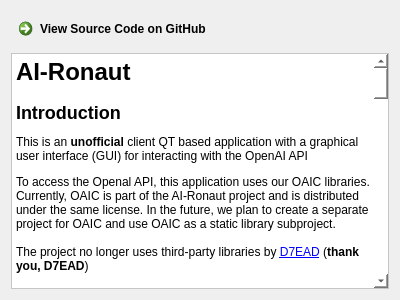
First picture: the form in PageAboutPage.ui, repository asianirish/AI-Ronaut, before the edit.
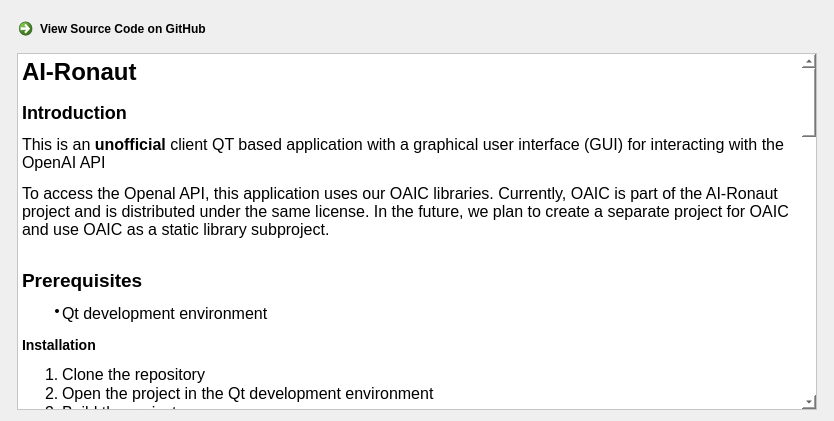
Second picture: the form after the edit.

Commit message: update PageAboutPage content according to changes in README

The edit to the form file:
```diff
--- a/PageAboutPage.ui
+++ b/PageAboutPage.ui
@@ -6,16 +6,22 @@
    <rect>
     <x>0</x>
     <y>0</y>
-    <width>400</width>
-    <height>300</height>
+    <width>830</width>
+    <height>421</height>
    </rect>
   </property>
   <property name="windowTitle">
    <string>Form</string>
   </property>
   <layout class="QGridLayout" name="gridLayout">
-   <item row="1" column="0">
+   <item row="1" column="1" colspan="2">
     <widget class="QTextBrowser" name="textBrowser">
+     <property name="minimumSize">
+      <size>
+       <width>800</width>
+       <height>0</height>
+      </size>
+     </property>
      <property name="styleSheet">
       <string notr="true">background-color: rgb(255, 255, 255);</string>
      </property>
@@ -26,47 +32,90 @@
 hr { height: 1px; border-width: 0; }
 li.unchecked::marker { content: &quot;\2610&quot;; }
 li.checked::marker { content: &quot;\2612&quot;; }
-&lt;/style&gt;&lt;/head&gt;&lt;body style=&quot; font-family:'Segoe UI'; font-size:9pt; font-weight:400; font-style:normal;&quot;&gt;
-&lt;h1 style=&quot; margin-top:18px; margin-bottom:12px; margin-left:0px; margin-right:0px; -qt-block-indent:0; text-indent:0px;&quot;&gt;&lt;span style=&quot; font-size:xx-large; font-weight:700;&quot;&gt;AI-Ronaut&lt;/span&gt;&lt;/h1&gt;
-&lt;h2 style=&quot; margin-top:16px; margin-bottom:12px; margin-left:0px; margin-right:0px; -qt-block-indent:0; text-indent:0px;&quot;&gt;&lt;a name=&quot;user-content-introduction&quot;&gt;&lt;/a&gt;&lt;span style=&quot; font-size:x-large; font-weight:700;&quot;&gt;I&lt;/span&gt;&lt;span style=&quot; font-size:x-large; font-weight:700;&quot;&gt;ntroduction&lt;/span&gt;&lt;/h2&gt;
-&lt;p style=&quot; margin-top:12px; margin-bottom:12px; margin-left:0px; margin-right:0px; -qt-block-indent:0; text-indent:0px;&quot;&gt;This is an &lt;span style=&quot; font-weight:700;&quot;&gt;unofficial&lt;/span&gt; client QT based application with a graphical user interface (GUI) for interacting with the OpenAI API&lt;/p&gt;
-&lt;p style=&quot; margin-top:12px; margin-bottom:12px; margin-left:0px; margin-right:0px; -qt-block-indent:0; text-indent:0px;&quot;&gt;To access the Openal API, this application uses our OAIC libraries. Currently, OAIC is part of the AI-Ronaut project and is distributed under the same license. In the future, we plan to create a separate project for OAIC and use OAIC as a static library subproject. &lt;br /&gt;&lt;br /&gt;The project no longer uses third-party libraries by &lt;a href=&quot;https://github.com/D7EAD/liboai&quot;&gt;&lt;span style=&quot; text-decoration: underline; color:#0000ff;&quot;&gt;D7EAD&lt;/span&gt;&lt;/a&gt; (&lt;span style=&quot; font-weight:700;&quot;&gt;thank you, D7EAD&lt;/span&gt;)&lt;/p&gt;
-&lt;h3 style=&quot; margin-top:14px; margin-bottom:12px; margin-left:0px; margin-right:0px; -qt-block-indent:0; text-indent:0px;&quot;&gt;&lt;a name=&quot;user-content-prerequisites&quot;&gt;&lt;/a&gt;&lt;span style=&quot; font-size:large; font-weight:700;&quot;&gt;P&lt;/span&gt;&lt;span style=&quot; font-size:large; font-weight:700;&quot;&gt;rerequisites&lt;/span&gt;&lt;/h3&gt;
+&lt;/style&gt;&lt;/head&gt;&lt;body style=&quot; font-family:'Noto Sans'; font-size:12pt; font-weight:400; font-style:normal;&quot;&gt;
+&lt;h1 style=&quot; margin-top:18px; margin-bottom:12px; margin-left:0px; margin-right:0px; -qt-block-indent:0; text-indent:0px;&quot;&gt;&lt;span style=&quot; font-family:'Segoe UI'; font-size:9pt; font-weight:700;&quot;&gt;AI-Ronaut&lt;/span&gt;&lt;/h1&gt;
+&lt;h2 style=&quot; margin-top:16px; margin-bottom:12px; margin-left:0px; margin-right:0px; -qt-block-indent:0; text-indent:0px;&quot;&gt;&lt;a name=&quot;user-content-introduction&quot;&gt;&lt;/a&gt;&lt;span style=&quot; font-family:'Segoe UI'; font-size:9pt; font-weight:700;&quot;&gt;I&lt;/span&gt;&lt;span style=&quot; font-family:'Segoe UI'; font-size:9pt; font-weight:700;&quot;&gt;ntroduction&lt;/span&gt;&lt;/h2&gt;
+&lt;p style=&quot; margin-top:12px; margin-bottom:12px; margin-left:0px; margin-right:0px; -qt-block-indent:0; text-indent:0px;&quot;&gt;&lt;span style=&quot; font-family:'Segoe UI';&quot;&gt;This is an &lt;/span&gt;&lt;span style=&quot; font-family:'Segoe UI'; font-weight:700;&quot;&gt;unofficial&lt;/span&gt;&lt;span style=&quot; font-family:'Segoe UI';&quot;&gt; client QT based application with a graphical user interface (GUI) for interacting with the OpenAI API&lt;/span&gt;&lt;/p&gt;
+&lt;p style=&quot; margin-top:12px; margin-bottom:12px; margin-left:0px; margin-right:0px; -qt-block-indent:0; text-indent:0px;&quot;&gt;&lt;span style=&quot; font-family:'Segoe UI';&quot;&gt;To access the Openal API, this application uses our OAIC libraries. Currently, OAIC is part of the AI-Ronaut project and is distributed under the same license. In the future, we plan to create a separate project for OAIC and use OAIC as a static library subproject. &lt;br /&gt;&lt;/span&gt;&lt;/p&gt;
+&lt;p style=&quot; margin-top:12px; margin-bottom:12px; margin-left:0px; margin-right:0px; -qt-block-indent:0; text-indent:0px;&quot;&gt;&lt;a name=&quot;user-content-prerequisites&quot;&gt;&lt;/a&gt;&lt;span style=&quot; font-family:'Segoe UI'; font-size:14pt; font-weight:700;&quot;&gt;P&lt;/span&gt;&lt;span style=&quot; font-family:'Segoe UI'; font-size:14pt; font-weight:700;&quot;&gt;rerequisites&lt;/span&gt;&lt;/p&gt;
 &lt;ul style=&quot;margin-top: 0px; margin-bottom: 0px; margin-left: 0px; margin-right: 0px; -qt-list-indent: 1;&quot;&gt;
-&lt;li style=&quot; margin-top:12px; margin-bottom:12px; margin-left:0px; margin-right:0px; -qt-block-indent:0; text-indent:0px;&quot;&gt;Qt development environment&lt;/li&gt;&lt;/ul&gt;
-&lt;h3 style=&quot; margin-top:14px; margin-bottom:12px; margin-left:0px; margin-right:0px; -qt-block-indent:0; text-indent:0px;&quot;&gt;&lt;a name=&quot;user-content-installation&quot;&gt;&lt;/a&gt;&lt;span style=&quot; font-size:large; font-weight:700;&quot;&gt;I&lt;/span&gt;&lt;span style=&quot; font-size:large; font-weight:700;&quot;&gt;nstallation&lt;/span&gt;&lt;/h3&gt;
+&lt;li style=&quot; font-family:'Segoe UI'; font-size:9pt;&quot; style=&quot; margin-top:12px; margin-bottom:12px; margin-left:0px; margin-right:0px; -qt-block-indent:0; text-indent:0px;&quot;&gt;&lt;span style=&quot; font-size:12pt;&quot;&gt;Qt development environment&lt;/span&gt;&lt;/li&gt;&lt;/ul&gt;
+&lt;h3 style=&quot; margin-top:14px; margin-bottom:12px; margin-left:0px; margin-right:0px; -qt-block-indent:0; text-indent:0px;&quot;&gt;&lt;a name=&quot;user-content-installation&quot;&gt;&lt;/a&gt;&lt;span style=&quot; font-family:'Segoe UI'; font-size:9pt; font-weight:700;&quot;&gt;I&lt;/span&gt;&lt;span style=&quot; font-family:'Segoe UI'; font-size:9pt; font-weight:700;&quot;&gt;nstallation&lt;/span&gt;&lt;/h3&gt;
 &lt;ol style=&quot;margin-top: 0px; margin-bottom: 0px; margin-left: 0px; margin-right: 0px; -qt-list-indent: 1;&quot;&gt;
-&lt;li style=&quot; margin-top:12px; margin-bottom:0px; margin-left:0px; margin-right:0px; -qt-block-indent:0; text-indent:0px;&quot;&gt;Clone the repository&lt;/li&gt;
-&lt;li style=&quot; margin-top:0px; margin-bottom:0px; margin-left:0px; margin-right:0px; -qt-block-indent:0; text-indent:0px;&quot;&gt;Open the project in the Qt development environment&lt;/li&gt;
-&lt;li style=&quot; margin-top:0px; margin-bottom:12px; margin-left:0px; margin-right:0px; -qt-block-indent:0; text-indent:0px;&quot;&gt;Build the project&lt;/li&gt;&lt;/ol&gt;
-&lt;h2 style=&quot; margin-top:16px; margin-bottom:12px; margin-left:0px; margin-right:0px; -qt-block-indent:0; text-indent:0px;&quot;&gt;&lt;a name=&quot;user-content-usage&quot;&gt;&lt;/a&gt;&lt;span style=&quot; font-size:x-large; font-weight:700;&quot;&gt;U&lt;/span&gt;&lt;span style=&quot; font-size:x-large; font-weight:700;&quot;&gt;sage&lt;/span&gt;&lt;/h2&gt;
-&lt;p style=&quot; margin-top:12px; margin-bottom:12px; margin-left:0px; margin-right:0px; -qt-block-indent:0; text-indent:0px;&quot;&gt;After successfully building the project, you need to set an environment variable called &lt;span style=&quot; font-weight:700;&quot;&gt;OPENAI_API_KEY&lt;/span&gt; with the value of the key obtained from the OpenAI API.&lt;/p&gt;
-&lt;h2 style=&quot; margin-top:16px; margin-bottom:12px; margin-left:0px; margin-right:0px; -qt-block-indent:0; text-indent:0px;&quot;&gt;&lt;a name=&quot;user-content-efficient-client-side-computations&quot;&gt;&lt;/a&gt;&lt;span style=&quot; font-size:x-large; font-weight:700;&quot;&gt;E&lt;/span&gt;&lt;span style=&quot; font-size:x-large; font-weight:700;&quot;&gt;fficient Client-Side Computations&lt;/span&gt;&lt;/h2&gt;
-&lt;p style=&quot; margin-top:12px; margin-bottom:12px; margin-left:0px; margin-right:0px; -qt-block-indent:0; text-indent:0px;&quot;&gt;A distinctive advantage of our C++ client lies in its ability to handle intensive computations on the client side, independent of the OpenAI API. This allows for significant performance benefits, particularly for applications that require high computational power and efficiency. As we move forward, we plan to further optimize and enhance this feature, to provide an even more powerful tool for your AI development needs.&lt;/p&gt;
-&lt;h2 style=&quot; margin-top:16px; margin-bottom:12px; margin-left:0px; margin-right:0px; -qt-block-indent:0; text-indent:0px;&quot;&gt;&lt;a name=&quot;user-content-licenses&quot;&gt;&lt;/a&gt;&lt;span style=&quot; font-size:x-large; font-weight:700;&quot;&gt;L&lt;/span&gt;&lt;span style=&quot; font-size:x-large; font-weight:700;&quot;&gt;icenses&lt;/span&gt;&lt;/h2&gt;
-&lt;p style=&quot; margin-top:12px; margin-bottom:12px; margin-left:0px; margin-right:0px; -qt-block-indent:0; text-indent:0px;&quot;&gt;This project is distributed under two licenses: the &lt;a href=&quot;https://creativecommons.org/licenses/by-nc-sa/4.0/legalcode.txt&quot;&gt;&lt;span style=&quot; text-decoration: underline; color:#0000ff;&quot;&gt;CC BY-NC-SA&lt;/span&gt;&lt;/a&gt; License and a commercial license. This means:&lt;/p&gt;
+&lt;li style=&quot; font-family:'Segoe UI';&quot; style=&quot; margin-top:12px; margin-bottom:0px; margin-left:0px; margin-right:0px; -qt-block-indent:0; text-indent:0px;&quot;&gt;Clone the repository&lt;/li&gt;
+&lt;li style=&quot; font-family:'Segoe UI';&quot; style=&quot; margin-top:0px; margin-bottom:0px; margin-left:0px; margin-right:0px; -qt-block-indent:0; text-indent:0px;&quot;&gt;Open the project in the Qt development environment&lt;/li&gt;
+&lt;li style=&quot; font-family:'Segoe UI';&quot; style=&quot; margin-top:0px; margin-bottom:12px; margin-left:0px; margin-right:0px; -qt-block-indent:0; text-indent:0px;&quot;&gt;Build the project&lt;/li&gt;&lt;/ol&gt;
+&lt;h2 style=&quot; margin-top:16px; margin-bottom:12px; margin-left:0px; margin-right:0px; -qt-block-indent:0; text-indent:0px;&quot;&gt;&lt;a name=&quot;user-content-usage&quot;&gt;&lt;/a&gt;&lt;span style=&quot; font-family:'Segoe UI'; font-size:9pt; font-weight:700;&quot;&gt;U&lt;/span&gt;&lt;span style=&quot; font-family:'Segoe UI'; font-size:9pt; font-weight:700;&quot;&gt;sage&lt;/span&gt;&lt;/h2&gt;
+&lt;p style=&quot; margin-top:12px; margin-bottom:12px; margin-left:0px; margin-right:0px; -qt-block-indent:0; text-indent:0px;&quot;&gt;&lt;span style=&quot; font-family:'Segoe UI';&quot;&gt;After successfully building the project, you need to set an environment variable called &lt;/span&gt;&lt;span style=&quot; font-family:'Segoe UI'; font-weight:700;&quot;&gt;OPENAI_API_KEY&lt;/span&gt;&lt;span style=&quot; font-family:'Segoe UI';&quot;&gt; with the value of the key obtained from the OpenAI API.&lt;/span&gt;&lt;/p&gt;
+&lt;h2 style=&quot; margin-top:16px; margin-bottom:12px; margin-left:0px; margin-right:0px; -qt-block-indent:0; text-indent:0px;&quot;&gt;&lt;a name=&quot;user-content-efficient-client-side-computations&quot;&gt;&lt;/a&gt;&lt;span style=&quot; font-family:'Segoe UI'; font-size:9pt; font-weight:700;&quot;&gt;E&lt;/span&gt;&lt;span style=&quot; font-family:'Segoe UI'; font-size:9pt; font-weight:700;&quot;&gt;fficient Client-Side Computations&lt;/span&gt;&lt;/h2&gt;
+&lt;p style=&quot; margin-top:12px; margin-bottom:12px; margin-left:0px; margin-right:0px; -qt-block-indent:0; text-indent:0px;&quot;&gt;&lt;span style=&quot; font-family:'Segoe UI';&quot;&gt;A distinctive advantage of our C++ client lies in its ability to handle intensive computations on the client side, independent of the OpenAI API. This allows for significant performance benefits, particularly for applications that require high computational power and efficiency. As we move forward, we plan to further optimize and enhance this feature, to provide an even more powerful tool for your AI development needs.&lt;/span&gt;&lt;/p&gt;
+&lt;h2 style=&quot; margin-top:16px; margin-bottom:12px; margin-left:0px; margin-right:0px; -qt-block-indent:0; text-indent:0px;&quot;&gt;&lt;span style=&quot; font-size:x-large; font-weight:700;&quot;&gt;Plugins&lt;/span&gt;&lt;/h2&gt;
+&lt;h3 style=&quot; margin-top:14px; margin-bottom:12px; margin-left:0px; margin-right:0px; -qt-block-indent:0; text-indent:0px;&quot;&gt;&lt;a name=&quot;user-content-overview&quot;&gt;&lt;/a&gt;&lt;span style=&quot; font-size:large; font-weight:700;&quot;&gt;O&lt;/span&gt;&lt;span style=&quot; font-size:large; font-weight:700;&quot;&gt;verview&lt;/span&gt;&lt;/h3&gt;
+&lt;p style=&quot; margin-top:12px; margin-bottom:12px; margin-left:0px; margin-right:0px; -qt-block-indent:0; text-indent:0px;&quot;&gt;Our application now supports third-party plugins in the form of dynamic libraries, both for Linux and Windows users. These plugins allow for enhanced flexibility and can be used to extend the functionality of the program.&lt;/p&gt;
+&lt;h3 style=&quot; margin-top:14px; margin-bottom:12px; margin-left:0px; margin-right:0px; -qt-block-indent:0; text-indent:0px;&quot;&gt;&lt;a name=&quot;user-content-creating-a-plugin&quot;&gt;&lt;/a&gt;&lt;span style=&quot; font-size:large; font-weight:700;&quot;&gt;C&lt;/span&gt;&lt;span style=&quot; font-size:large; font-weight:700;&quot;&gt;reating a Plugin&lt;/span&gt;&lt;/h3&gt;
+&lt;p style=&quot; margin-top:12px; margin-bottom:12px; margin-left:0px; margin-right:0px; -qt-block-indent:0; text-indent:0px;&quot;&gt;To create a plugin, developers need to create a class that inherits from the &lt;span style=&quot; font-family:'monospace';&quot;&gt;IRootObject&lt;/span&gt; interface class and override its virtual functions.&lt;/p&gt;
+&lt;p style=&quot; margin-top:12px; margin-bottom:12px; margin-left:0px; margin-right:0px; -qt-block-indent:0; text-indent:0px;&quot;&gt;Here is an example:&lt;/p&gt;
+&lt;p style=&quot; margin-top:12px; margin-bottom:0px; margin-left:0px; margin-right:0px; -qt-block-indent:0; text-indent:0px;&quot;&gt;&lt;span style=&quot; font-family:'monospace';&quot;&gt;class RootObject : public QObject, public IRootObject&lt;/span&gt;&lt;/p&gt;
+&lt;p style=&quot; margin-top:0px; margin-bottom:0px; margin-left:0px; margin-right:0px; -qt-block-indent:0; text-indent:0px;&quot;&gt;&lt;span style=&quot; font-family:'monospace';&quot;&gt;{&lt;/span&gt;&lt;/p&gt;
+&lt;p style=&quot; margin-top:0px; margin-bottom:0px; margin-left:0px; margin-right:0px; -qt-block-indent:0; text-indent:0px;&quot;&gt;&lt;span style=&quot; font-family:'monospace';&quot;&gt;    Q_OBJECT&lt;/span&gt;&lt;/p&gt;
+&lt;p style=&quot; margin-top:0px; margin-bottom:0px; margin-left:0px; margin-right:0px; -qt-block-indent:0; text-indent:0px;&quot;&gt;&lt;span style=&quot; font-family:'monospace';&quot;&gt;    Q_PLUGIN_METADATA(IID &amp;quot;org.asianirish.IRootObject&amp;quot; FILE &amp;quot;ExamplePlugin.json&amp;quot;)&lt;/span&gt;&lt;/p&gt;
+&lt;p style=&quot; margin-top:0px; margin-bottom:0px; margin-left:0px; margin-right:0px; -qt-block-indent:0; text-indent:0px;&quot;&gt;&lt;span style=&quot; font-family:'monospace';&quot;&gt;    Q_INTERFACES(IRootObject)&lt;/span&gt;&lt;/p&gt;
+&lt;p style=&quot; margin-top:0px; margin-bottom:0px; margin-left:0px; margin-right:0px; -qt-block-indent:0; text-indent:0px;&quot;&gt;&lt;span style=&quot; font-family:'monospace';&quot;&gt;public:&lt;/span&gt;&lt;/p&gt;
+&lt;p style=&quot; margin-top:0px; margin-bottom:0px; margin-left:0px; margin-right:0px; -qt-block-indent:0; text-indent:0px;&quot;&gt;&lt;span style=&quot; font-family:'monospace';&quot;&gt;    explicit RootObject(QObject *parent = nullptr);&lt;/span&gt;&lt;/p&gt;
+&lt;p style=&quot;-qt-paragraph-type:empty; margin-top:0px; margin-bottom:0px; margin-left:0px; margin-right:0px; -qt-block-indent:0; text-indent:0px; font-family:'monospace';&quot;&gt;&lt;br /&gt;&lt;/p&gt;
+&lt;p style=&quot; margin-top:0px; margin-bottom:0px; margin-left:0px; margin-right:0px; -qt-block-indent:0; text-indent:0px;&quot;&gt;&lt;span style=&quot; font-family:'monospace';&quot;&gt;    void doIt() const override;&lt;/span&gt;&lt;/p&gt;
+&lt;p style=&quot;-qt-paragraph-type:empty; margin-top:0px; margin-bottom:0px; margin-left:0px; margin-right:0px; -qt-block-indent:0; text-indent:0px; font-family:'monospace';&quot;&gt;&lt;br /&gt;&lt;/p&gt;
+&lt;p style=&quot; margin-top:0px; margin-bottom:0px; margin-left:0px; margin-right:0px; -qt-block-indent:0; text-indent:0px;&quot;&gt;&lt;span style=&quot; font-family:'monospace';&quot;&gt;    PageWidget *createPageWidget(QWidget *parent) const override;&lt;/span&gt;&lt;/p&gt;
+&lt;p style=&quot;-qt-paragraph-type:empty; margin-top:0px; margin-bottom:0px; margin-left:0px; margin-right:0px; -qt-block-indent:0; text-indent:0px; font-family:'monospace';&quot;&gt;&lt;br /&gt;&lt;/p&gt;
+&lt;p style=&quot; margin-top:0px; margin-bottom:0px; margin-left:0px; margin-right:0px; -qt-block-indent:0; text-indent:0px;&quot;&gt;&lt;span style=&quot; font-family:'monospace';&quot;&gt;    plg::Info pluginInfo() const override;&lt;/span&gt;&lt;/p&gt;
+&lt;p style=&quot;-qt-paragraph-type:empty; margin-top:0px; margin-bottom:0px; margin-left:0px; margin-right:0px; -qt-block-indent:0; text-indent:0px; font-family:'monospace';&quot;&gt;&lt;br /&gt;&lt;/p&gt;
+&lt;p style=&quot; margin-top:0px; margin-bottom:0px; margin-left:0px; margin-right:0px; -qt-block-indent:0; text-indent:0px;&quot;&gt;&lt;span style=&quot; font-family:'monospace';&quot;&gt;signals:&lt;/span&gt;&lt;/p&gt;
+&lt;p style=&quot;-qt-paragraph-type:empty; margin-top:0px; margin-bottom:0px; margin-left:0px; margin-right:0px; -qt-block-indent:0; text-indent:0px; font-family:'monospace';&quot;&gt;&lt;br /&gt;&lt;/p&gt;
+&lt;p style=&quot; margin-top:0px; margin-bottom:12px; margin-left:0px; margin-right:0px; -qt-block-indent:0; text-indent:0px;&quot;&gt;&lt;span style=&quot; font-family:'monospace';&quot;&gt;};&lt;/span&gt;&lt;/p&gt;
+&lt;h3 style=&quot; margin-top:14px; margin-bottom:12px; margin-left:0px; margin-right:0px; -qt-block-indent:0; text-indent:0px;&quot;&gt;&lt;a name=&quot;user-content-registering-and-using-a-plugin&quot;&gt;&lt;/a&gt;&lt;span style=&quot; font-size:large; font-weight:700;&quot;&gt;R&lt;/span&gt;&lt;span style=&quot; font-size:large; font-weight:700;&quot;&gt;egistering and Using a Plugin&lt;/span&gt;&lt;/h3&gt;
+&lt;p style=&quot; margin-top:12px; margin-bottom:12px; margin-left:0px; margin-right:0px; -qt-block-indent:0; text-indent:0px;&quot;&gt;To use a plugin, you first need to register it with the application. This can be done using the &lt;span style=&quot; font-family:'monospace';&quot;&gt;Register Plugin&lt;/span&gt; command, which copies the plugin file and records information about the plugin (title, description, author, plugin version, and plugin file hash code) in a database.&lt;/p&gt;
+&lt;p style=&quot; margin-top:12px; margin-bottom:12px; margin-left:0px; margin-right:0px; -qt-block-indent:0; text-indent:0px;&quot;&gt;After registering the plugin, the application will automatically verify its integrity at startup by checking its hash code. If the hash code in the database matches the hash code of the file, the application will open a tab with the plugin's widget.&lt;/p&gt;
+&lt;p style=&quot; margin-top:12px; margin-bottom:12px; margin-left:0px; margin-right:0px; -qt-block-indent:0; text-indent:0px;&quot;&gt;&lt;span style=&quot; font-weight:700;&quot;&gt;Note:&lt;/span&gt; If you encounter any issues or have any questions, please feel free to raise an issue on our GitHub repository. We value your feedback and contributions.&lt;/p&gt;
+&lt;p style=&quot; margin-top:12px; margin-bottom:12px; margin-left:0px; margin-right:0px; -qt-block-indent:0; text-indent:0px;&quot;&gt;Make sure that your plugins are compatible with the application's current version to avoid any potential issues.&lt;/p&gt;
+&lt;p style=&quot; margin-top:16px; margin-bottom:12px; margin-left:0px; margin-right:0px; -qt-block-indent:0; text-indent:0px;&quot;&gt;&lt;a name=&quot;user-content-licenses&quot;&gt;&lt;/a&gt;&lt;span style=&quot; font-family:'Segoe UI'; font-size:14pt; font-weight:700;&quot;&gt;L&lt;/span&gt;&lt;span style=&quot; font-family:'Segoe UI'; font-size:14pt; font-weight:700;&quot;&gt;icenses&lt;/span&gt;&lt;/p&gt;
+&lt;p style=&quot; margin-top:12px; margin-bottom:12px; margin-left:0px; margin-right:0px; -qt-block-indent:0; text-indent:0px;&quot;&gt;&lt;span style=&quot; font-family:'Segoe UI';&quot;&gt;This project is distributed under two licenses: the &lt;/span&gt;&lt;a href=&quot;https://creativecommons.org/licenses/by-nc-sa/4.0/legalcode.txt&quot;&gt;&lt;span style=&quot; font-family:'Segoe UI'; text-decoration: underline; color:#0000ff;&quot;&gt;CC BY-NC-SA&lt;/span&gt;&lt;/a&gt;&lt;span style=&quot; font-family:'Segoe UI';&quot;&gt; License and a commercial license. This means:&lt;/span&gt;&lt;/p&gt;
 &lt;ol style=&quot;margin-top: 0px; margin-bottom: 0px; margin-left: 0px; margin-right: 0px; -qt-list-indent: 1;&quot;&gt;
-&lt;li style=&quot; margin-top:12px; margin-bottom:0px; margin-left:0px; margin-right:0px; -qt-block-indent:0; text-indent:0px;&quot;&gt;You are free to use, modify, and distribute this project under the terms of the &lt;a href=&quot;https://creativecommons.org/licenses/by-nc-sa/4.0/legalcode.txt&quot;&gt;&lt;span style=&quot; text-decoration: underline; color:#0000ff;&quot;&gt;CC BY-NC-SA&lt;/span&gt;&lt;/a&gt; License.&lt;/li&gt;
-&lt;li style=&quot; margin-top:0px; margin-bottom:12px; margin-left:0px; margin-right:0px; -qt-block-indent:0; text-indent:0px;&quot;&gt;If you plan to use this project for commercial purposes, you need to obtain a commercial license. Please contact us at &lt;a href=&quot;mailto:asianirish@gmail.com&quot;&gt;&lt;span style=&quot; text-decoration: underline; color:#0000ff;&quot;&gt;asianirish@gmail.com&lt;/span&gt;&lt;/a&gt; for more information on the commercial license.&lt;/li&gt;&lt;/ol&gt;
-&lt;p style=&quot; margin-top:12px; margin-bottom:12px; margin-left:0px; margin-right:0px; -qt-block-indent:0; text-indent:0px;&quot;&gt;We aim to maintain the openness and accessibility of this project by providing the permissive &lt;a href=&quot;https://creativecommons.org/licenses/by-nc-sa/4.0/legalcode.txt&quot;&gt;&lt;span style=&quot; text-decoration: underline; color:#0000ff;&quot;&gt;CC BY-NC-SA&lt;/span&gt;&lt;/a&gt; License. However, we also understand that some organizations may be interested in commercial usage. We offer the option of a commercial license to provide additional support and development for the project.&lt;/p&gt;
-&lt;h2 style=&quot; margin-top:16px; margin-bottom:12px; margin-left:0px; margin-right:0px; -qt-block-indent:0; text-indent:0px;&quot;&gt;&lt;a name=&quot;user-content-future-plans&quot;&gt;&lt;/a&gt;&lt;span style=&quot; font-size:x-large; font-weight:700;&quot;&gt;F&lt;/span&gt;&lt;span style=&quot; font-size:x-large; font-weight:700;&quot;&gt;uture Plans&lt;/span&gt;&lt;/h2&gt;
-&lt;p style=&quot; margin-top:12px; margin-bottom:12px; margin-left:0px; margin-right:0px; -qt-block-indent:0; text-indent:0px;&quot;&gt;Our project is continuously evolving, and we have a number of exciting plans for the future. We are looking forward to implementing the following features:&lt;/p&gt;
-&lt;ol style=&quot;margin-top: 0px; margin-bottom: 0px; margin-left: 0px; margin-right: 0px; -qt-list-indent: 1;&quot;&gt;
-&lt;li style=&quot; margin-top:12px; margin-bottom:12px; margin-left:0px; margin-right:0px; -qt-block-indent:0; text-indent:0px;&quot;&gt;&lt;span style=&quot; font-weight:700;&quot;&gt;Developing an in-house QT-based library for accessing the OpenAI API:&lt;/span&gt; Our goal is to create a robust, efficient, and user-friendly library, built by our own team and tailored specifically for our project, making accessing the OpenAI API easier and more intuitive without relying on third-party libraries.&lt;/li&gt;
-&lt;li style=&quot; margin-top:12px; margin-bottom:12px; margin-left:0px; margin-right:0px; -qt-block-indent:0; text-indent:0px;&quot;&gt;&lt;span style=&quot; font-weight:700;&quot;&gt;Coordinating and integrating multiple AI models to create multi-component AI systems:&lt;/span&gt; We plan on utilizing multiple AI models in a cooperative fashion. This approach is aimed at overcoming certain limitations and crafting more complex and dynamic AI systems.&lt;/li&gt;
-&lt;li style=&quot; margin-top:12px; margin-bottom:12px; margin-left:0px; margin-right:0px; -qt-block-indent:0; text-indent:0px;&quot;&gt;&lt;span style=&quot; font-weight:700;&quot;&gt;Developing tools for AI research:&lt;/span&gt; We intend to design tools to assist in AI research, enabling researchers to train, test, and understand AI models more effectively.&lt;/li&gt;
-&lt;li style=&quot; margin-top:12px; margin-bottom:12px; margin-left:0px; margin-right:0px; -qt-block-indent:0; text-indent:0px;&quot;&gt;&lt;span style=&quot; font-weight:700;&quot;&gt;Creating educational tools:&lt;/span&gt; To foster learning and education in AI, we will be developing tools that can be used for training and educational purposes.&lt;/li&gt;
-&lt;li style=&quot; margin-top:12px; margin-bottom:12px; margin-left:0px; margin-right:0px; -qt-block-indent:0; text-indent:0px;&quot;&gt;&lt;span style=&quot; font-weight:700;&quot;&gt;Developing data analysis tools:&lt;/span&gt; We are planning to create tools to facilitate data analysis, which will aid in making sense of large volumes of data and deriving actionable insights.&lt;/li&gt;
-&lt;li style=&quot; margin-top:12px; margin-bottom:12px; margin-left:0px; margin-right:0px; -qt-block-indent:0; text-indent:0px;&quot;&gt;&lt;span style=&quot; font-weight:700;&quot;&gt;Creating tools for data visualization and AI results:&lt;/span&gt; We recognize the importance of understanding AI outputs. Therefore, we aim to develop tools that can visually represent data and AI results, making them easier to interpret.&lt;/li&gt;
-&lt;li style=&quot; margin-top:12px; margin-bottom:12px; margin-left:0px; margin-right:0px; -qt-block-indent:0; text-indent:0px;&quot;&gt;&lt;span style=&quot; font-weight:700;&quot;&gt;Developing intelligent decision-making systems:&lt;/span&gt; We intend to create systems that can analyze vast amounts of information and provide recommendations based on the analysis. This will involve the use of AI models to make informed decisions.&lt;/li&gt;&lt;/ol&gt;
-&lt;p style=&quot; margin-top:12px; margin-bottom:12px; margin-left:0px; margin-right:0px; -qt-block-indent:0; text-indent:0px;&quot;&gt;Our team is committed to realizing these plans and continuously improving the project. We believe that these enhancements will greatly benefit our users and contribute to the further development of AI.&lt;/p&gt;&lt;/body&gt;&lt;/html&gt;</string>
+&lt;li style=&quot; font-family:'Segoe UI';&quot; style=&quot; margin-top:12px; margin-bottom:0px; margin-left:0px; margin-right:0px; -qt-block-indent:0; text-indent:0px;&quot;&gt;You are free to use, modify, and distribute this project under the terms of the &lt;a href=&quot;https://creativecommons.org/licenses/by-nc-sa/4.0/legalcode.txt&quot;&gt;&lt;span style=&quot; text-decoration: underline; color:#0000ff;&quot;&gt;CC BY-NC-SA&lt;/span&gt;&lt;/a&gt; License.&lt;/li&gt;
+&lt;li style=&quot; font-family:'Segoe UI';&quot; style=&quot; margin-top:0px; margin-bottom:12px; margin-left:0px; margin-right:0px; -qt-block-indent:0; text-indent:0px;&quot;&gt;If you plan to use this project for commercial purposes, you need to obtain a commercial license. Please contact us at &lt;a href=&quot;mailto:asianirish@gmail.com&quot;&gt;&lt;span style=&quot; text-decoration: underline; color:#0000ff;&quot;&gt;asianirish@gmail.com&lt;/span&gt;&lt;/a&gt; for more information on the commercial license.&lt;/li&gt;&lt;/ol&gt;
+&lt;p style=&quot; margin-top:12px; margin-bottom:12px; margin-left:0px; margin-right:0px; -qt-block-indent:0; text-indent:0px;&quot;&gt;&lt;span style=&quot; font-family:'Segoe UI';&quot;&gt;We aim to maintain the openness and accessibility of this project by providing the permissive &lt;/span&gt;&lt;a href=&quot;https://creativecommons.org/licenses/by-nc-sa/4.0/legalcode.txt&quot;&gt;&lt;span style=&quot; font-family:'Segoe UI'; text-decoration: underline; color:#0000ff;&quot;&gt;CC BY-NC-SA&lt;/span&gt;&lt;/a&gt;&lt;span style=&quot; font-family:'Segoe UI';&quot;&gt; License. However, we also understand that some organizations may be interested in commercial usage. We offer the option of a commercial license to provide additional support and development for the project.&lt;br /&gt;&lt;br /&gt;Additionally, we offer paid customization of the software, including the development of new features based on your specific needs. For inquiries and more details, please reach out to us at asianirish@gmail.com.&lt;/span&gt;&lt;/p&gt;&lt;/body&gt;&lt;/html&gt;</string>
      </property>
      <property name="openExternalLinks">
       <bool>true</bool>
      </property>
     </widget>
    </item>
-   <item row="0" column="0">
+   <item row="1" column="0">
+    <spacer name="horizontalSpacer">
+     <property name="orientation">
+      <enum>Qt::Horizontal</enum>
+     </property>
+     <property name="sizeHint" stdset="0">
+      <size>
+       <width>40</width>
+       <height>20</height>
+      </size>
+     </property>
+    </spacer>
+   </item>
+   <item row="1" column="3">
+    <spacer name="horizontalSpacer_2">
+     <property name="orientation">
+      <enum>Qt::Horizontal</enum>
+     </property>
+     <property name="sizeHint" stdset="0">
+      <size>
+       <width>40</width>
+       <height>20</height>
+      </size>
+     </property>
+    </spacer>
+   </item>
+   <item row="0" column="0" colspan="4">
     <widget class="QCommandLinkButton" name="commandLinkButton">
      <property name="toolTip">
       <string>You are free to use the source code of this program as long as it's for non-commercial purposes</string>
```
